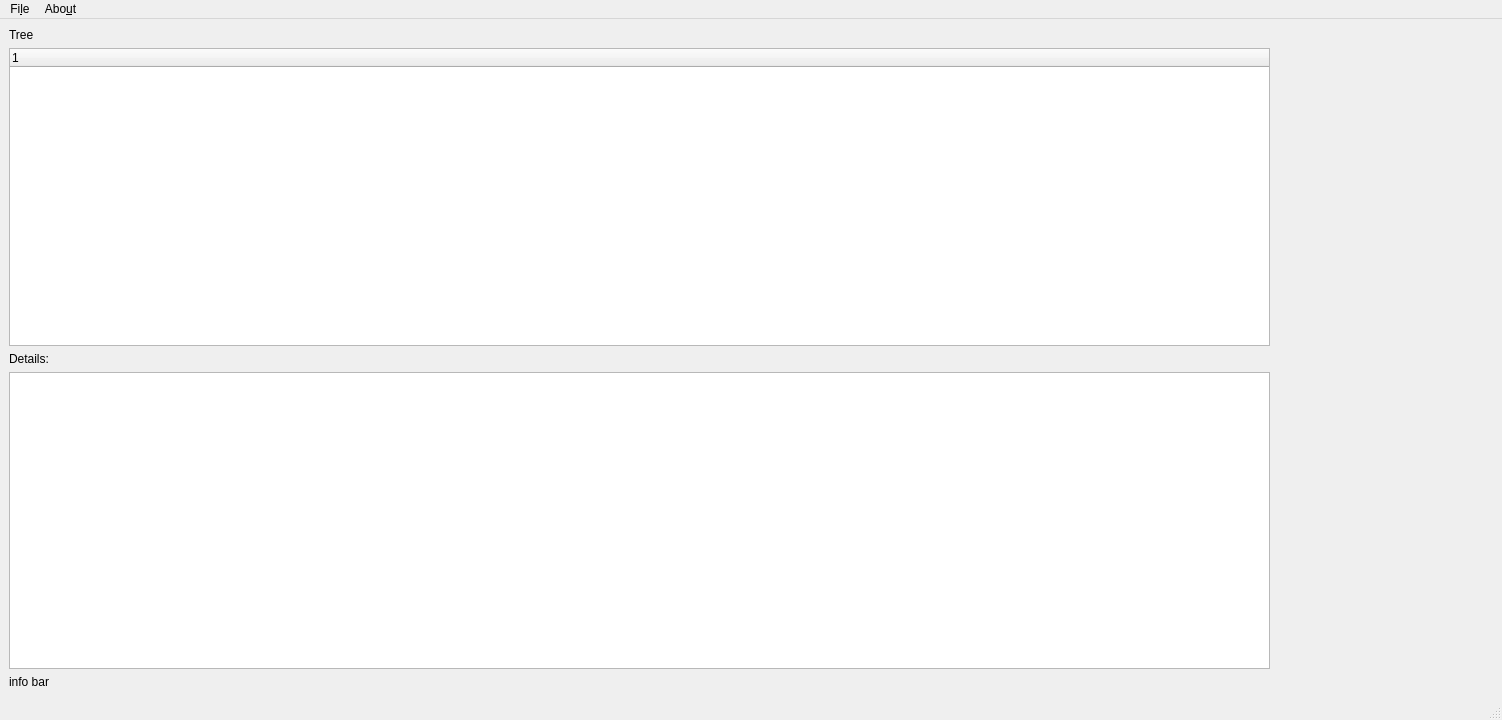
Before: the Qt Designer form paralogger/gui/paraloger_GUI1.ui in matleg/paralogger, drawn with Qt 5.
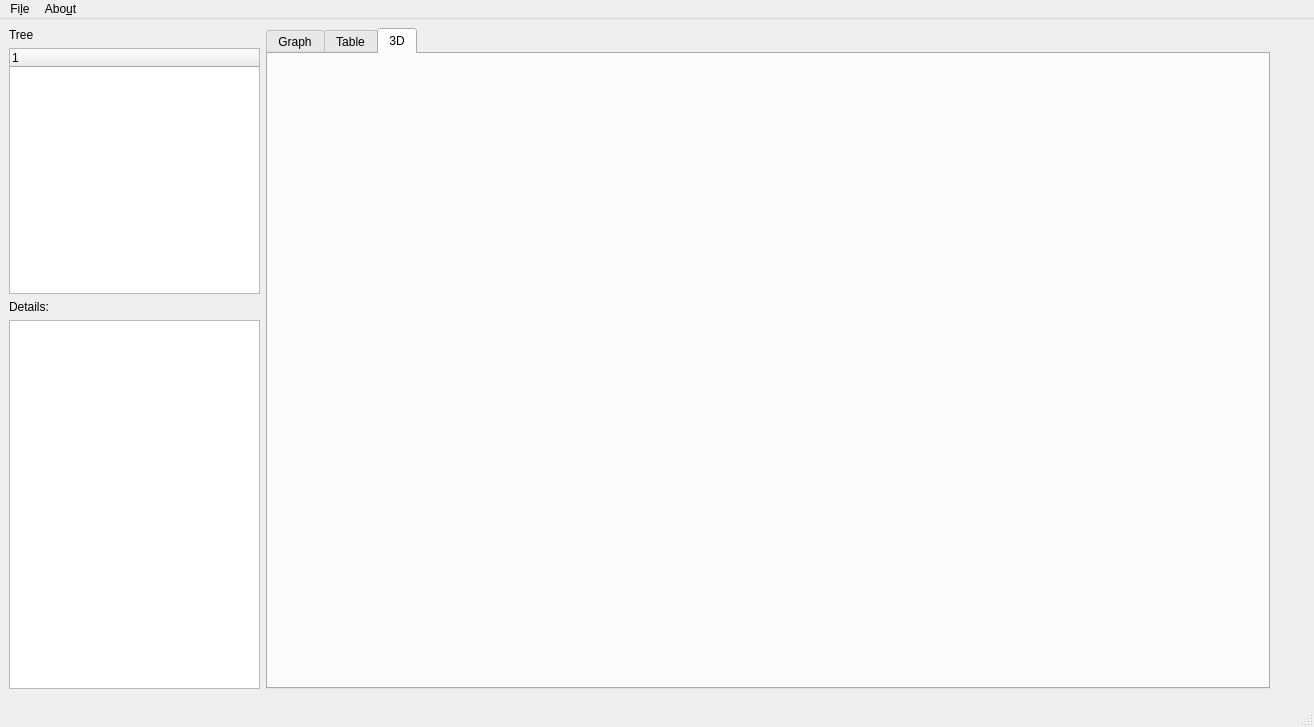
After: the same form once the commit is applied.

Commit message: add graph on tab , using docks

The edit to the form file:
```diff
--- a/paralogger/gui/paraloger_GUI1.ui
+++ b/paralogger/gui/paraloger_GUI1.ui
@@ -6,8 +6,8 @@
    <rect>
     <x>0</x>
     <y>0</y>
-    <width>1502</width>
-    <height>720</height>
+    <width>1314</width>
+    <height>727</height>
    </rect>
   </property>
   <property name="windowTitle">
@@ -23,9 +23,9 @@
       <height>661</height>
      </rect>
     </property>
-    <layout class="QHBoxLayout" name="horizontalLayout">
+    <layout class="QHBoxLayout" name="horizontalLayout" stretch="1,4">
      <item>
-      <layout class="QVBoxLayout" name="verticalLayout">
+      <layout class="QVBoxLayout" name="verticalLayout" stretch="0,2,0,3">
        <item>
         <widget class="QLabel" name="label_project_tree">
          <property name="text">
@@ -52,15 +52,30 @@
        <item>
         <widget class="QTableView" name="tableView"/>
        </item>
-       <item>
-        <widget class="QLabel" name="label_info_bar">
-         <property name="text">
-          <string>info bar</string>
-         </property>
-        </widget>
-       </item>
       </layout>
      </item>
+     <item>
+      <widget class="QTabWidget" name="main_tabWidget">
+       <property name="currentIndex">
+        <number>2</number>
+       </property>
+       <widget class="QWidget" name="tab_graph">
+        <attribute name="title">
+         <string>Graph</string>
+        </attribute>
+       </widget>
+       <widget class="QWidget" name="tab_table">
+        <attribute name="title">
+         <string>Table</string>
+        </attribute>
+       </widget>
+       <widget class="QWidget" name="tab_3d">
+        <attribute name="title">
+         <string>3D</string>
+        </attribute>
+       </widget>
+      </widget>
+     </item>
     </layout>
    </widget>
   </widget>
@@ -69,8 +84,8 @@
     <rect>
      <x>0</x>
      <y>0</y>
-     <width>1502</width>
-     <height>27</height>
+     <width>1314</width>
+     <height>22</height>
     </rect>
    </property>
    <widget class="QMenu" name="menuFile">
```
The commit also changes 10 other files.
